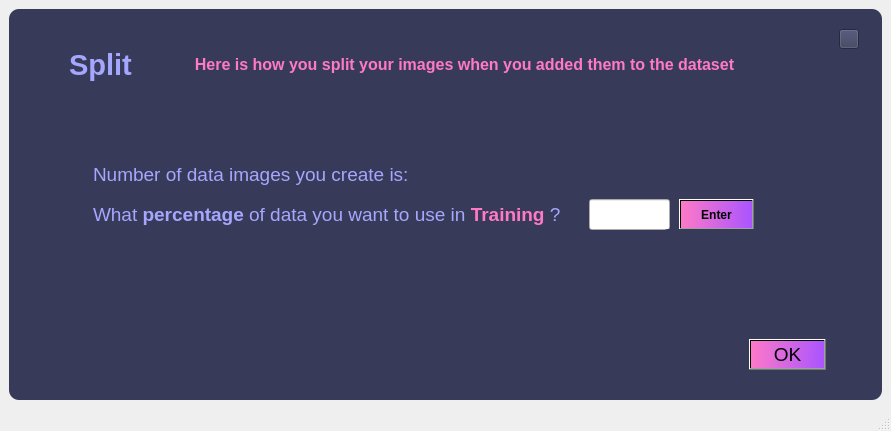
DorsaNazari/Image-Data-Annotation-Preprocessing-and-Augmentation, file SplitWindow.ui: the form before one commit.
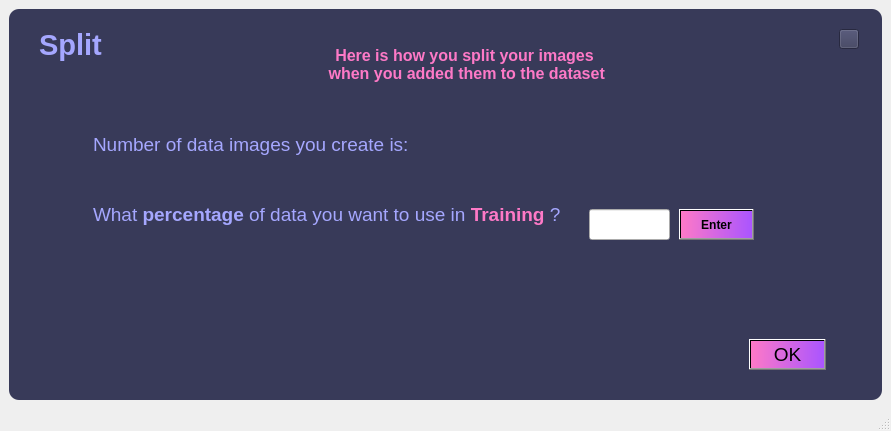
The form after the commit. Icons and pictures are not drawn.

Diff of the .ui file:
```diff
--- a/SplitWindow.ui
+++ b/SplitWindow.ui
@@ -50,7 +50,8 @@
         <string notr="true">color:rgb(254,121,199);</string>
        </property>
        <property name="text">
-        <string>Here is how you split your images when you added them to the dataset</string>
+        <string>Here is how you split your images
+ when you added them to the dataset</string>
        </property>
        <property name="textFormat">
         <enum>Qt::PlainText</enum>
@@ -62,8 +63,8 @@
       <widget class="QLabel" name="label_2">
        <property name="geometry">
         <rect>
-         <x>60</x>
-         <y>30</y>
+         <x>30</x>
+         <y>10</y>
          <width>101</width>
          <height>51</height>
         </rect>
@@ -115,14 +116,14 @@
          <x>80</x>
          <y>190</y>
          <width>491</width>
-         <height>41</height>
+         <height>71</height>
         </rect>
        </property>
        <property name="html">
         <string>&lt;!DOCTYPE HTML PUBLIC &quot;-//W3C//DTD HTML 4.0//EN&quot; &quot;http://www.w3.org/TR/REC-html40/strict.dtd&quot;&gt;
 &lt;html&gt;&lt;head&gt;&lt;meta name=&quot;qrichtext&quot; content=&quot;1&quot; /&gt;&lt;style type=&quot;text/css&quot;&gt;
 p, li { white-space: pre-wrap; }
-&lt;/style&gt;&lt;/head&gt;&lt;body style=&quot; font-family:'MS Shell Dlg 2'; font-size:8.25pt; font-weight:400; font-style:normal;&quot;&gt;
+&lt;/style&gt;&lt;/head&gt;&lt;body style=&quot; font-family:'MS Shell Dlg 2'; font-size:7.8pt; font-weight:400; font-style:normal;&quot;&gt;
 &lt;p style=&quot; margin-top:0px; margin-bottom:0px; margin-left:0px; margin-right:0px; -qt-block-indent:0; text-indent:0px;&quot;&gt;&lt;span style=&quot; font-size:14pt; color:#a5a7ff;&quot;&gt;What &lt;/span&gt;&lt;span style=&quot; font-size:14pt; font-weight:600; color:#a5a7ff;&quot;&gt;percentage&lt;/span&gt;&lt;span style=&quot; font-size:14pt; color:#a5a7ff;&quot;&gt; of data you want to use in &lt;/span&gt;&lt;span style=&quot; font-size:14pt; font-weight:600; color:#fe79c7;&quot;&gt;Training&lt;/span&gt;&lt;span style=&quot; font-size:14pt; color:#fe79c7;&quot;&gt; &lt;/span&gt;&lt;span style=&quot; font-size:14pt; color:#a5a7ff;&quot;&gt;?&lt;/span&gt;&lt;/p&gt;&lt;/body&gt;&lt;/html&gt;</string>
        </property>
       </widget>
@@ -130,23 +131,23 @@
        <property name="geometry">
         <rect>
          <x>80</x>
-         <y>150</y>
+         <y>120</y>
          <width>351</width>
-         <height>31</height>
+         <height>71</height>
         </rect>
        </property>
        <property name="html">
         <string>&lt;!DOCTYPE HTML PUBLIC &quot;-//W3C//DTD HTML 4.0//EN&quot; &quot;http://www.w3.org/TR/REC-html40/strict.dtd&quot;&gt;
 &lt;html&gt;&lt;head&gt;&lt;meta name=&quot;qrichtext&quot; content=&quot;1&quot; /&gt;&lt;style type=&quot;text/css&quot;&gt;
 p, li { white-space: pre-wrap; }
-&lt;/style&gt;&lt;/head&gt;&lt;body style=&quot; font-family:'MS Shell Dlg 2'; font-size:8.25pt; font-weight:400; font-style:normal;&quot;&gt;
+&lt;/style&gt;&lt;/head&gt;&lt;body style=&quot; font-family:'MS Shell Dlg 2'; font-size:7.8pt; font-weight:400; font-style:normal;&quot;&gt;
 &lt;p style=&quot; margin-top:0px; margin-bottom:0px; margin-left:0px; margin-right:0px; -qt-block-indent:0; text-indent:0px;&quot;&gt;&lt;span style=&quot; font-size:14pt; color:#a5a7ff;&quot;&gt;Number of data images you create is: &lt;/span&gt;&lt;/p&gt;&lt;/body&gt;&lt;/html&gt;</string>
        </property>
       </widget>
       <widget class="QLabel" name="label">
        <property name="geometry">
         <rect>
-         <x>440</x>
+         <x>190</x>
          <y>150</y>
          <width>81</width>
          <height>31</height>
@@ -170,7 +171,7 @@
        <property name="geometry">
         <rect>
          <x>580</x>
-         <y>190</y>
+         <y>200</y>
          <width>81</width>
          <height>31</height>
         </rect>
@@ -199,7 +200,7 @@
        <property name="geometry">
         <rect>
          <x>670</x>
-         <y>190</y>
+         <y>200</y>
          <width>75</width>
          <height>31</height>
         </rect>
@@ -222,7 +223,7 @@
        <property name="geometry">
         <rect>
          <x>650</x>
-         <y>220</y>
+         <y>240</y>
          <width>201</width>
          <height>31</height>
         </rect>
@@ -244,8 +245,8 @@
       <widget class="QLabel" name="label_4">
        <property name="geometry">
         <rect>
-         <x>80</x>
-         <y>240</y>
+         <x>90</x>
+         <y>290</y>
          <width>561</width>
          <height>71</height>
         </rect>
```
